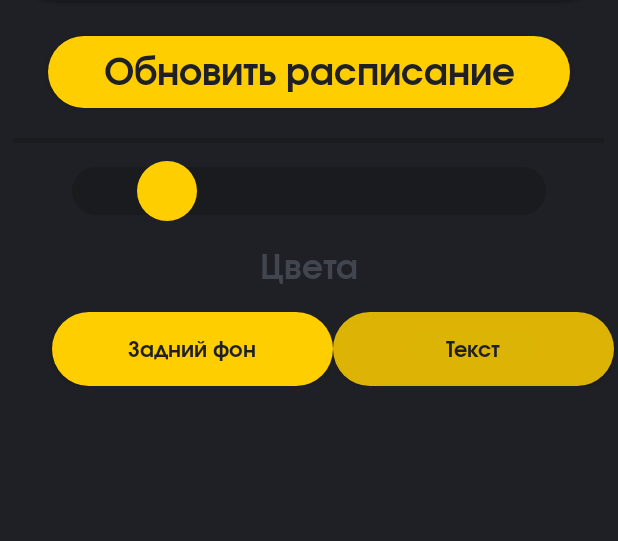
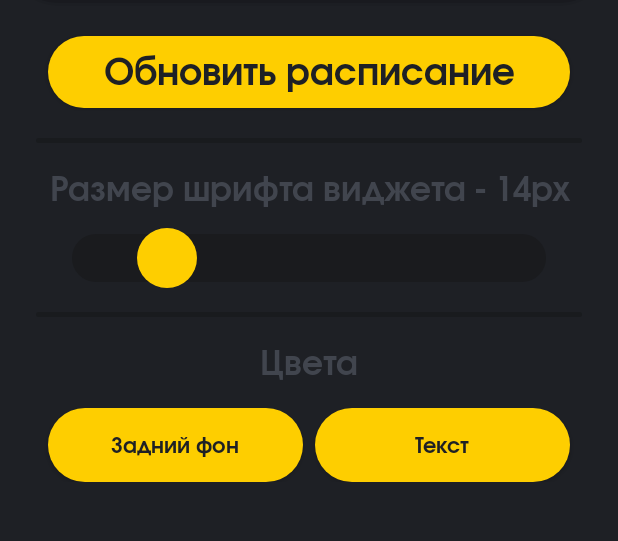
Before and after one commit to BadKiko/KITWidget, an Android app: the screen it shows after launch (MainActivity), after a tap on "Обновить расписание", on a phone screen of 412 x 824 dp, the part 93-634 px from its top. Run offline under Robolectric (Android 15) with nearby library versions, the phone set to English and light mode, and no system bars; libraries missing offline, so code that uses them is left out: com.skydoves.colorpickerview; 7 statements that could not run were skipped.

Commit message:
Optimize Code

```diff
--- a/app/src/main/java/com/kikogames/kitwidget/MainActivity.kt
+++ b/app/src/main/java/com/kikogames/kitwidget/MainActivity.kt
@@ -4,42 +4,23 @@ import android.appwidget.AppWidgetManager
 import android.content.ComponentName
 import android.content.Context
 import android.content.Intent
-import android.content.SharedPreferences
 import android.content.pm.PackageManager
-import android.content.res.Configuration.ORIENTATION_PORTRAIT
-import android.graphics.Color
 import android.os.AsyncTask
 import androidx.appcompat.app.AppCompatActivity
 import android.os.Bundle
 import android.util.Log
-import android.util.TypedValue
 import android.view.View
-import android.view.ViewGroup
 import android.widget.*
 import org.jsoup.Jsoup
 import org.jsoup.nodes.Document
-import org.w3c.dom.Text
 import java.io.File
 import java.io.IOException
-import java.util.*
 import android.widget.Toast
-
 import android.widget.SeekBar
-
 import android.widget.SeekBar.OnSeekBarChangeListener
 import androidx.constraintlayout.widget.ConstraintLayout
-import android.R.color
-import android.widget.LinearLayout
-import com.skydoves.colorpickerview.ColorPickerView
-
-import com.skydoves.colorpickerview.listeners.ColorListener
-import android.content.DialogInterface
 import android.content.res.ColorStateList
-
-import com.skydoves.colorpickerview.ColorEnvelope
-
 import com.skydoves.colorpickerview.listeners.ColorEnvelopeListener
-
 import com.skydoves.colorpickerview.ColorPickerDialog
 
 
@@ -49,21 +30,20 @@ import com.skydoves.colorpickerview.ColorPickerDialog
 
 
 class MainActivity : AppCompatActivity() {
-    var directory: String? = null
+    lateinit var directory: String
     var debugMode = 0
-    var appWidgetManager: AppWidgetManager? = null
-    var remoteViews: RemoteViews? = null
-    var thisWidget: ComponentName? = null
-    var file: File? = null
+    lateinit var appWidgetManager: AppWidgetManager
+    lateinit var remoteViews: RemoteViews
+    lateinit var thisWidget: ComponentName
+    lateinit var file: File
     val widgetDataUpdater = WidgetDataUpdater()
-
 
     override fun onStart() {
         super.onStart()
 
         val widgetSizeProvider = WidgetSizeProvider(this)
-        findViewById<View>(R.id.widgetBack).layoutParams.width = widgetSizeProvider.getWidgetsSize(appWidgetManager?.getAppWidgetIds(thisWidget)!![0]).first-25 // Получаем размер виджета
-        findViewById<View>(R.id.widgetBack).layoutParams.height = widgetSizeProvider.getWidgetsSize(appWidgetManager?.getAppWidgetIds(thisWidget)!![0]).second-25 // Получаем размер виджета
+        findViewById<View>(R.id.widgetBack).layoutParams.width = widgetSizeProvider.getWidgetsSize(appWidgetManager.getAppWidgetIds(thisWidget)[0]).first-25 // Получаем размер виджета
+        findViewById<View>(R.id.widgetBack).layoutParams.height = widgetSizeProvider.getWidgetsSize(appWidgetManager.getAppWidgetIds(thisWidget)[0]).second-25 // Получаем размер виджета
     }
 
     override fun onCreate(savedInstanceState: Bundle?) {
@@ -99,8 +79,8 @@ class MainActivity : AppCompatActivity() {
         val firstBtn = findViewById<Button>(R.id.firstcolor)
         val secondBtn = findViewById<Button>(R.id.secondcolor)
 
-        findViewById<View>(R.id.widgetBack).layoutParams.width = widgetSizeProvider.getWidgetsSize(appWidgetManager?.getAppWidgetIds(thisWidget)!![0]).first-25 // Получаем размер виджета
-        findViewById<View>(R.id.widgetBack).layoutParams.height = widgetSizeProvider.getWidgetsSize(appWidgetManager?.getAppWidgetIds(thisWidget)!![0]).second-25 // Получаем размер виджета
+        findViewById<View>(R.id.widgetBack).layoutParams.width = widgetSizeProvider.getWidgetsSize(appWidgetManager.getAppWidgetIds(thisWidget)[0]).first-25 // Получаем размер виджета
+        findViewById<View>(R.id.widgetBack).layoutParams.height = widgetSizeProvider.getWidgetsSize(appWidgetManager.getAppWidgetIds(thisWidget)[0]).second-25 // Получаем размер виджета
 
         if (!mSharedPrefs.contains("fontSize")) {
             editR.putInt("fontSize", 14)
@@ -162,13 +142,14 @@ class MainActivity : AppCompatActivity() {
             }
         }
         updateButton.setOnClickListener {
-            parseHTML(this);
-            widgetDataUpdater.update(appWidgetManager!!,
-                thisWidget!!, remoteViews!!, file!!, applicationContext)
+            parseHTML(this)
+            widgetDataUpdater.update(appWidgetManager,
+                thisWidget, remoteViews, file, applicationContext)
         }
 
         //Цвета
         firstBtn.setOnClickListener{
+
             ColorPickerDialog.Builder(this)
                 .setTitle("Выбрать цвет заднего фона")
                 .setPreferenceName("background")
@@ -203,8 +184,6 @@ class MainActivity : AppCompatActivity() {
                         findViewById<View>(R.id.wseparator2).backgroundTintList = ColorStateList.valueOf(envelope.color)
                         findViewById<View>(R.id.wseparator3).backgroundTintList = ColorStateList.valueOf(envelope.color)
                         findViewById<View>(R.id.wseparator4).backgroundTintList = ColorStateList.valueOf(envelope.color)
-
-
                     })
                 .setNegativeButton(
                     getString(R.string.cancel)
@@ -222,16 +201,7 @@ class MainActivity : AppCompatActivity() {
 
     private fun updateOnce() {
         val widgetUpdater: WidgetDataUpdater = WidgetDataUpdater()
-        remoteViews?.let {
-            appWidgetManager?.let { it1 ->
-                thisWidget?.let { it2 ->
-                    widgetUpdater.update(
-                        it1, it2,
-                        it, File("$directory/temp.html"), applicationContext
-                    )
-                }
-            }
-        }
+        widgetDataUpdater.update(appWidgetManager, thisWidget, remoteViews, file, applicationContext)
     }
 
     private fun debugCheck() {
@@ -259,21 +229,21 @@ class MainActivity : AppCompatActivity() {
     }
 
     private fun updateColumnsInReview(){
-        findViewById<TextView>(R.id.col1)?.text = "Расписание на завтра"
+        findViewById<TextView>(R.id.col1).text = "Расписание на завтра"
 
-        findViewById<TextView>(R.id.col2)?.text = Jsoup.parse(file?.readText())
+        findViewById<TextView>(R.id.col2).text = Jsoup.parse(file.readText())
             .select("#dni-109" + widgetDataUpdater.getDate().toString() + "> b:nth-child(2)")
             .text()
 
-        findViewById<TextView>(R.id.col3)?.text = Jsoup.parse(file?.readText())
+        findViewById<TextView>(R.id.col3).text = Jsoup.parse(file.readText())
             .select("#dni-109" + widgetDataUpdater.getDate().toString() + "> b:nth-child(8)")
             .text()
 
-        findViewById<TextView>(R.id.col4)?.text = Jsoup.parse(file?.readText())
+        findViewById<TextView>(R.id.col4).text = Jsoup.parse(file.readText())
             .select("#dni-109" + widgetDataUpdater.getDate().toString() + "> b:nth-child(14)")
             .text()
 
-        findViewById<TextView>(R.id.col5)?.text = Jsoup.parse(file?.readText())
+        findViewById<TextView>(R.id.col5).text = Jsoup.parse(file.readText())
             .select("#dni-109" + widgetDataUpdater.getDate().toString() + "> b:nth-child(20)")
             .text()
     }
@@ -289,35 +259,26 @@ class MainActivity : AppCompatActivity() {
             Log.d("[FS]", "$directory/temp.html created")
         }
         val ar = AsyncRequest()
-        remoteViews?.let {
-            appWidgetManager?.let { it1 ->
-                thisWidget?.let { it2 ->
-                    ar.takeMainThread(
-                        inputSite, it,
-                        it1, it2, this, findViewById(R.id.root), this
-                    )
-                }
-            }
-        }
+        ar.takeMainThread(file, remoteViews, appWidgetManager, thisWidget, this, findViewById(R.id.root), context)
         ar.execute()
 
         Log.d(
             "[WIDGET INFO]",
-            "WIDGET ID = " + appWidgetManager?.getAppWidgetIds(thisWidget)!![0].toString()
+            "WIDGET ID = " + appWidgetManager.getAppWidgetIds(thisWidget)[0].toString()
         )
         //TODO("ОБЯЗАТЕЛЬНО ПОФИКСИТЬ ЗДЕСЬ ОШИБКА, если нет виджета то приложение вылетит!")
 
     }
 
     internal class AsyncRequest : AsyncTask<Void?, Void?, Void?>() { // Создаем поток Networking
-        private var doc: Document? = null
-        private var file: File? = null
-        private var views: RemoteViews? = null
-        var appWidgetManager: AppWidgetManager? = null
-        var thisWidget: ComponentName? = null
+        private lateinit var doc: Document
+        private lateinit var file: File
+        private lateinit var views: RemoteViews
+        lateinit var appWidgetManager: AppWidgetManager
+        lateinit var thisWidget: ComponentName
         var mainA: MainActivity = MainActivity()
-        var rootView: View? = null
-        var context: Context? = null
+        lateinit var rootView: View
+        lateinit  var context: Context
         fun takeMainThread(
             inputSite: File,
             rv: RemoteViews,
@@ -351,31 +312,25 @@ class MainActivity : AppCompatActivity() {
 
         override fun onPostExecute(result: Void?) {
             super.onPostExecute(result)
-            doc?.html()?.let { file?.writeText(it) }
+
+            file.writeText(doc.html())
+
             val widgetDataUpdater = WidgetDataUpdater()
-            rootView?.findViewById<TextView>(R.id.col2)?.text = Jsoup.parse(file?.readText())
+            rootView.findViewById<TextView>(R.id.col2).text = Jsoup.parse(file.readText())
                 .select("#dni-109" + widgetDataUpdater.getDate().toString() + "> b:nth-child(2)")
                 .text()
-            rootView?.findViewById<TextView>(R.id.col3)?.text = Jsoup.parse(file?.readText())
+            rootView.findViewById<TextView>(R.id.col3).text = Jsoup.parse(file.readText())
                 .select("#dni-109" + widgetDataUpdater.getDate().toString() + "> b:nth-child(8)")
                 .text()
-            rootView?.findViewById<TextView>(R.id.col4)?.text = Jsoup.parse(file?.readText())
+            rootView.findViewById<TextView>(R.id.col4).text = Jsoup.parse(file.readText())
                 .select("#dni-109" + widgetDataUpdater.getDate().toString() + "> b:nth-child(14)")
                 .text()
-            rootView?.findViewById<TextView>(R.id.col5)?.text = Jsoup.parse(file?.readText())
+            rootView.findViewById<TextView>(R.id.col5).text = Jsoup.parse(file.readText())
                 .select("#dni-109" + widgetDataUpdater.getDate().toString() + "> b:nth-child(20)")
                 .text()
-            appWidgetManager?.let { thisWidget?.let { it1 ->
-                views?.let { it2 ->
-                    file?.let { it3 ->
-                        context?.let { it4 ->
-                            widgetDataUpdater.update(it,
-                                it1, it2, it3, it4
-                            )
-                        }
-                    }
-                }
-            } }
+
+            widgetDataUpdater.update(appWidgetManager, thisWidget, views, file, context)
+            mainA.startUpdating() // Начинаем обновление
         }
     }
 }
--- a/app/src/main/res/layout/activity_main.xml
+++ b/app/src/main/res/layout/activity_main.xml
@@ -40,12 +40,23 @@
 
             <View
                 android:id="@+id/separator"
-                android:layout_width="394dp"
+                android:layout_width="match_parent"
                 android:layout_height="3dp"
                 android:layout_marginStart="24dp"
                 android:layout_marginTop="20dp"
                 android:layout_marginEnd="24dp"
                 android:background="@drawable/roundseparator" />
+
+            <TextView
+                android:id="@+id/fontSizeTV"
+                android:layout_width="match_parent"
+                android:layout_height="wrap_content"
+                android:layout_marginTop="16dp"
+                android:fontFamily="@font/evob"
+                android:text="Размер шрифта виджета - 14px"
+                android:textAlignment="center"
+                android:textColor="@color/second_win_color"
+                android:textSize="22sp" />
 
             <SeekBar
                 android:id="@+id/shrift"
@@ -61,6 +72,15 @@
                 android:splitTrack="false"
                 android:thumb="@drawable/thumbswitch" />
 
+            <View
+                android:id="@+id/separator2"
+                android:layout_width="wrap_content"
+                android:layout_height="3dp"
+                android:layout_marginStart="24dp"
+                android:layout_marginTop="16dp"
+                android:layout_marginEnd="24dp"
+                android:background="@drawable/roundseparator" />
+
             <TextView
                 android:id="@+id/fontSizeTV2"
                 android:layout_width="match_parent"
@@ -72,18 +92,32 @@
                 android:textColor="@color/second_win_color"
                 android:textSize="22sp" />
 
-            <LinearLayout
+            <androidx.constraintlayout.widget.ConstraintLayout
                 android:layout_width="match_parent"
-                android:layout_height="match_parent"
-                android:layout_gravity="center|top"
-                android:foregroundGravity="center"
-                android:gravity="center|top"
-                android:orientation="horizontal"
-                android:paddingStart="0dp">
+                android:layout_height="match_parent">
+
+                <Button
+                    android:id="@+id/secondcolor"
+                    android:layout_width="0dp"
+                    android:layout_height="49dp"
+                    android:layout_marginStart="8dp"
+                    android:layout_marginTop="16dp"
+                    android:layout_marginEnd="32dp"
+                    android:background="@drawable/buttons"
+                    android:fontFamily="@font/evob"
+                    android:text="Текст"
+                    android:textAlignment="center"
+                    android:textAllCaps="false"
+                    android:textColor="@color/main_win_color"
+                    android:textSize="14sp"
+                    app:layout_constraintBottom_toBottomOf="parent"
+                    app:layout_constraintEnd_toEndOf="parent"
+                    app:layout_constraintStart_toEndOf="@+id/firstcolor"
+                    app:layout_constraintTop_toTopOf="parent" />
 
                 <Button
                     android:id="@+id/firstcolor"
-                    android:layout_width="187dp"
+                    android:layout_width="0dp"
                     android:layout_height="49dp"
                     android:layout_marginStart="32dp"
                     android:layout_marginTop="16dp"
@@ -93,42 +127,12 @@
                     android:textAlignment="center"
                     android:textAllCaps="false"
                     android:textColor="@color/main_win_color"
-                    android:textSize="14sp" />
-
-                <Button
-                    android:id="@+id/secondcolor"
-                    android:layout_width="187dp"
-                    android:layout_height="49dp"
-                    android:layout_marginTop="16dp"
-                    android:background="@drawable/buttons"
-                    android:backgroundTint="#D8FFCF00"
-                    android:fontFamily="@font/evob"
-                    android:text="Текст"
-                    android:textAlignment="center"
-                    android:textAllCaps="false"
-                    android:textColor="@color/main_win_color"
-                    android:textSize="14sp" />
-            </LinearLayout>
-
-            <TextView
-                android:id="@+id/fontSizeTV"
-                android:layout_width="0dp"
-                android:layout_height="wrap_content"
-                android:layout_marginTop="16dp"
-                android:fontFamily="@font/evob"
-                android:text="Размер шрифта виджета - 14px"
-                android:textAlignment="center"
-                android:textColor="@color/second_win_color"
-                android:textSize="22sp" />
-
-            <View
-                android:id="@+id/separator2"
-                android:layout_width="0dp"
-                android:layout_height="2dp"
-                android:layout_marginStart="24dp"
-                android:layout_marginTop="16dp"
-                android:layout_marginEnd="24dp"
-                android:background="@drawable/roundseparator" />
+                    android:textSize="14sp"
+                    app:layout_constraintBottom_toBottomOf="parent"
+                    app:layout_constraintEnd_toStartOf="@+id/secondcolor"
+                    app:layout_constraintStart_toStartOf="parent"
+                    app:layout_constraintTop_toTopOf="parent" />
+            </androidx.constraintlayout.widget.ConstraintLayout>
 
         </LinearLayout>
     </ScrollView>
--- a/app/src/main/res/values/strings.xml
+++ b/app/src/main/res/values/strings.xml
@@ -8,7 +8,7 @@
     <string name="column3">COL3</string>
     <string name="column4">COL4</string>
     <string name="column5">COL5</string>
-    <string name="confirm">\"Подтвердить\"</string>
+    <string name="confirm">Подтвердить"</string>
     <string name="cancel">Отмена</string>
 
 </resources>
```
Also changed, not shown: app/src/main/java/com/kikogames/kitwidget/MainWidget.kt (+24 -17 lines).
